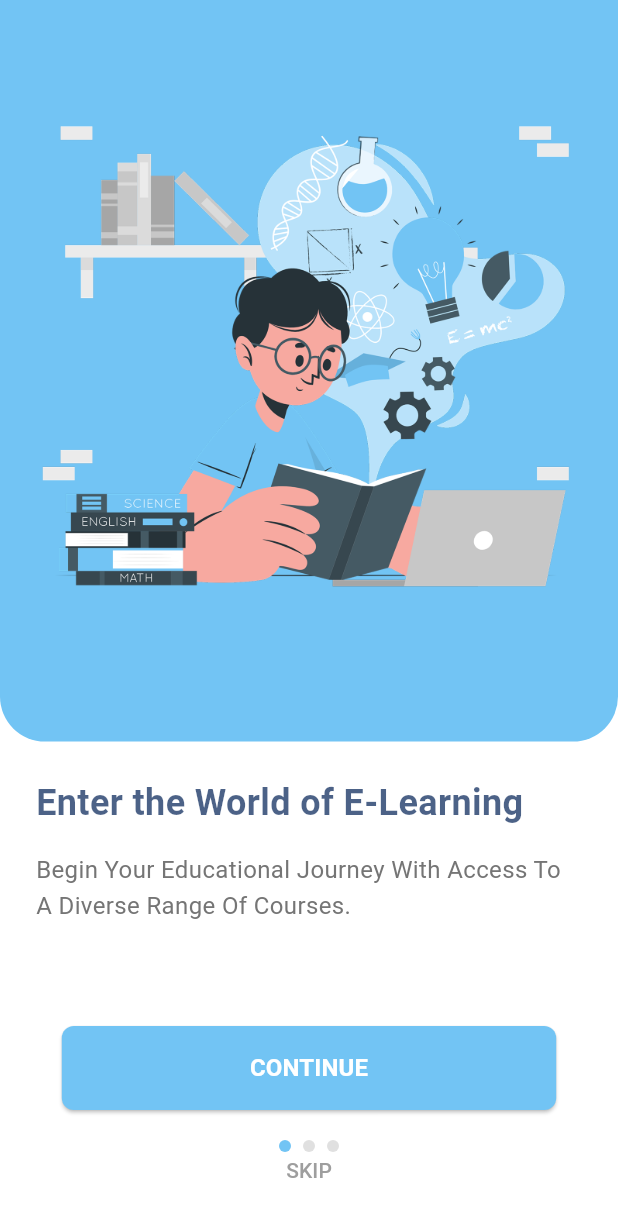
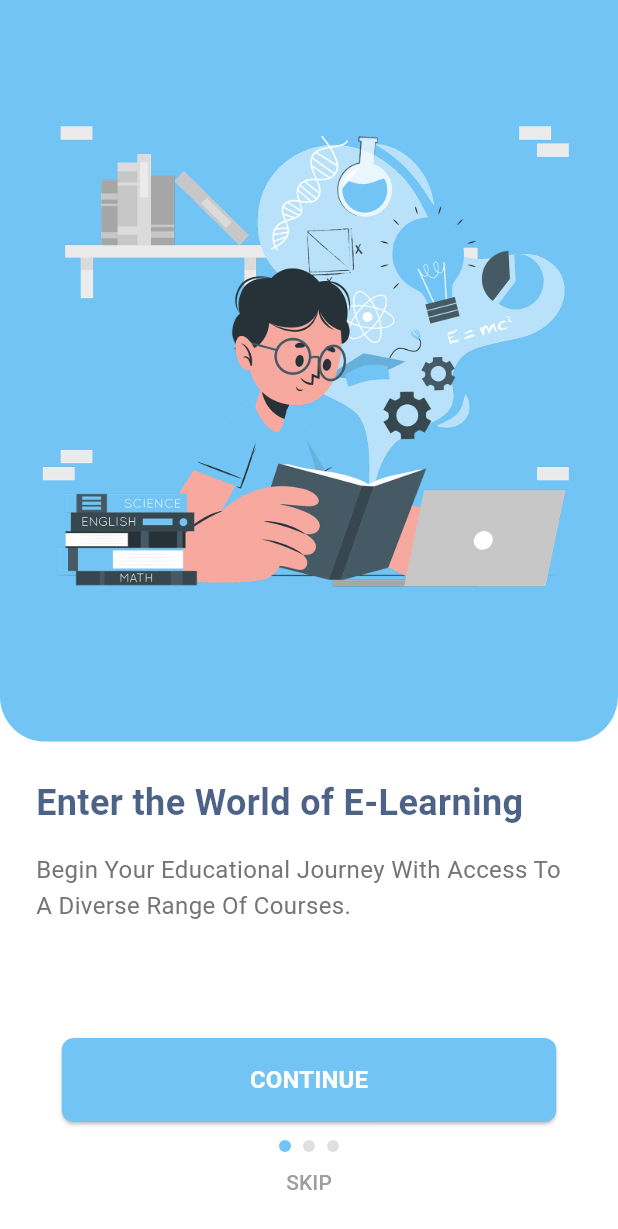
Before and after one commit to donymashup/Thakshasila, a Flutter app: the screen it shows after launch, on a phone screen of 412 x 824 dp. Shown: the top 1229 px of the screen. Run offline on Flutter 3.47's test engine with Material 3 defaults, Android fonts, the phone set to English and light mode, and no system bars; our stand-ins replace better_player, cached_network_image, curved_labeled_navigation_bar, dash_chat_2, fl_chart, fluentui_system_icons and 13 more; missing offline and left inert: chat_gpt_sdk, flutter_tex, razorpay_flutter, syncfusion_flutter_pdfviewer; accounts and stored records are empty; network calls fail; statements that could not run were skipped.

Commit message:
onboading screen modifyed

```diff
--- a/lib/common widgets/onboarding_screens.dart
+++ b/lib/common widgets/onboarding_screens.dart
@@ -75,7 +75,7 @@ class _OnboardingScreenState extends State<OnboardingScreen> {
           ),
           currentIndex < pages.length
               ? Positioned(
-                  bottom: 20,
+                  bottom: 12,
                   left: 0,
                   right: 0,
                   child: Column(
--- a/lib/features/drawermenu/screens/drawer.dart
+++ b/lib/features/drawermenu/screens/drawer.dart
@@ -83,7 +83,7 @@ class DrawerScreen extends StatelessWidget {
   Widget build(BuildContext context) {
     return Drawer(
       child: Container(
-        color: Colors.blueGrey[900],
+        color: AppConstant.secondaryColor,
         child: ListView(
           padding: EdgeInsets.zero,
           children: <Widget>[
--- a/lib/features/profile/screen/my_profile.dart
+++ b/lib/features/profile/screen/my_profile.dart
@@ -193,7 +193,7 @@ class _ProfileScreenState extends State<ProfileScreen> {
                   ElevatedButton(
                     onPressed: isUpdatingPassword ? null : updatePassword,
                     style: ElevatedButton.styleFrom(
-                      backgroundColor: AppConstant.buttonupdate,
+                      backgroundColor: AppConstant.primaryColor,
                       shape: RoundedRectangleBorder(borderRadius: BorderRadius.circular(10)),
                       minimumSize: Size(double.infinity, 50),
                     ),
```
